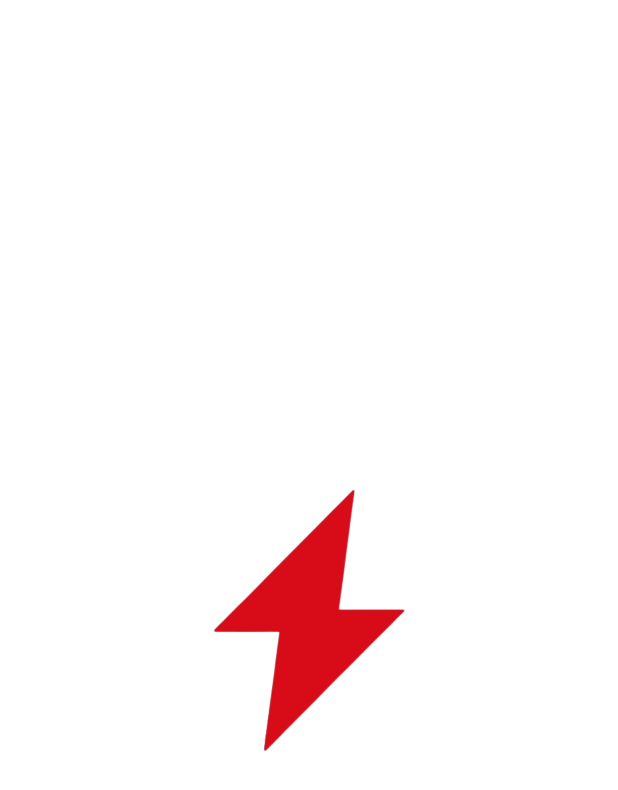
After one commit to mock-rc8/bunjang_android_viva, an Android app: the SplashActivity screen opened directly, with no data from a screen before it, on a phone screen of 412 x 824 dp. The commit adds this screen. Shown: the top 790 px of the screen. Run offline under Robolectric (Android 15) with nearby library versions, the light colour scheme and no system bars; 1 statement that could not run was skipped.

Commit message:
Bunjang clone splash 화면구현

```diff
--- a/app/src/main/AndroidManifest.xml
+++ b/app/src/main/AndroidManifest.xml
@@ -17,7 +17,7 @@
         android:theme="@style/Theme.Bunjang_clone"
         tools:targetApi="31">
         <activity
-            android:name=".src.MainActivity"
+            android:name=".src.splash.SplashActivity"
             android:exported="true">
             <intent-filter>
                 <action android:name="android.intent.action.MAIN" />
@@ -25,6 +25,10 @@
                 <category android:name="android.intent.category.LAUNCHER" />
             </intent-filter>
         </activity>
+        <activity android:name=".src.MainActivity"
+            android:exported="false"/>
+        <activity android:name=".src.LoginActivity"
+            android:exported="false"/>
     </application>
 
 </manifest>
--- a/app/src/main/java/com/example/bunjang_clone/src/MainActivity.kt
+++ b/app/src/main/java/com/example/bunjang_clone/src/MainActivity.kt
@@ -13,6 +13,7 @@ import com.example.bunjang_clone.src.search.SearchFragment
 import com.example.bunjang_clone.src.talk.TalkFragment
 
 class MainActivity : BaseActivity<ActivityMainBinding>(ActivityMainBinding::inflate) {
+
     override fun onCreate(savedInstanceState: Bundle?) {
         super.onCreate(savedInstanceState)
 
@@ -30,8 +31,6 @@ class MainActivity : BaseActivity<ActivityMainBinding>(ActivityMainBinding::infl
             )
             true
         }
-
-
     }
 
     private fun replaceFragment(fragment: Fragment){
--- /dev/null
+++ b/app/src/main/java/com/example/bunjang_clone/src/splash/SplashActivity.kt
@@ -0,0 +1,21 @@
+package com.example.bunjang_clone.src.splash
+
+import android.content.Intent
+import android.os.Bundle
+import android.os.Handler
+import android.os.Looper
+import com.example.bunjang_clone.config.BaseActivity
+import com.example.bunjang_clone.databinding.ActivitySplashBinding
+import com.example.bunjang_clone.src.LoginActivity
+
+class SplashActivity : BaseActivity<ActivitySplashBinding>(ActivitySplashBinding::inflate) {
+
+    override fun onCreate(savedInstanceState: Bundle?) {
+        super.onCreate(savedInstanceState)
+
+        Handler(Looper.getMainLooper()).postDelayed({
+            startActivity(Intent(this, LoginActivity::class.java))
+            finish()
+        }, 1500)
+    }
+}
--- /dev/null
+++ b/app/src/main/res/layout/activity_splash.xml
@@ -0,0 +1,18 @@
+<?xml version="1.0" encoding="utf-8"?>
+<androidx.constraintlayout.widget.ConstraintLayout xmlns:android="http://schemas.android.com/apk/res/android"
+    android:layout_width="match_parent"
+    android:layout_height="match_parent"
+    android:background="@color/white"
+    xmlns:app="http://schemas.android.com/apk/res-auto">
+
+    <ImageView
+        android:layout_width="150dp"
+        android:layout_height="190dp"
+        android:src="@drawable/main_splash"
+        android:scaleType="fitXY"
+        app:layout_constraintStart_toStartOf="parent"
+        app:layout_constraintEnd_toEndOf="parent"
+        app:layout_constraintTop_toTopOf="parent"
+        app:layout_constraintBottom_toBottomOf="parent"/>
+
+</androidx.constraintlayout.widget.ConstraintLayout>
--- a/app/src/main/res/values/themes.xml
+++ b/app/src/main/res/values/themes.xml
@@ -1,7 +1,10 @@
 <resources xmlns:tools="http://schemas.android.com/tools">
     <!-- Base application theme. -->
-    <style name="Theme.Bunjang_clone" parent="Theme.MaterialComponents.DayNight.DarkActionBar">
+    <style name="Theme.Bunjang_clone" parent="Theme.MaterialComponents.DayNight.NoActionBar">
         <!-- Primary brand color. -->
+        <item name="windowNoTitle">true</item>
+        <item name="android:windowFullscreen">true</item>
+
         <item name="colorPrimary">@color/purple_500</item>
         <item name="colorPrimaryVariant">@color/purple_700</item>
         <item name="colorOnPrimary">@color/white</item>
```
Also changed, not shown: app/src/main/java/com/example/bunjang_clone/src/LoginActivity.kt (added, +12 -0 lines), app/src/main/res/layout/activity_login.xml (added, +18 -0 lines), app/src/main/res/drawable/main_splash.png (added), 1 other file.
